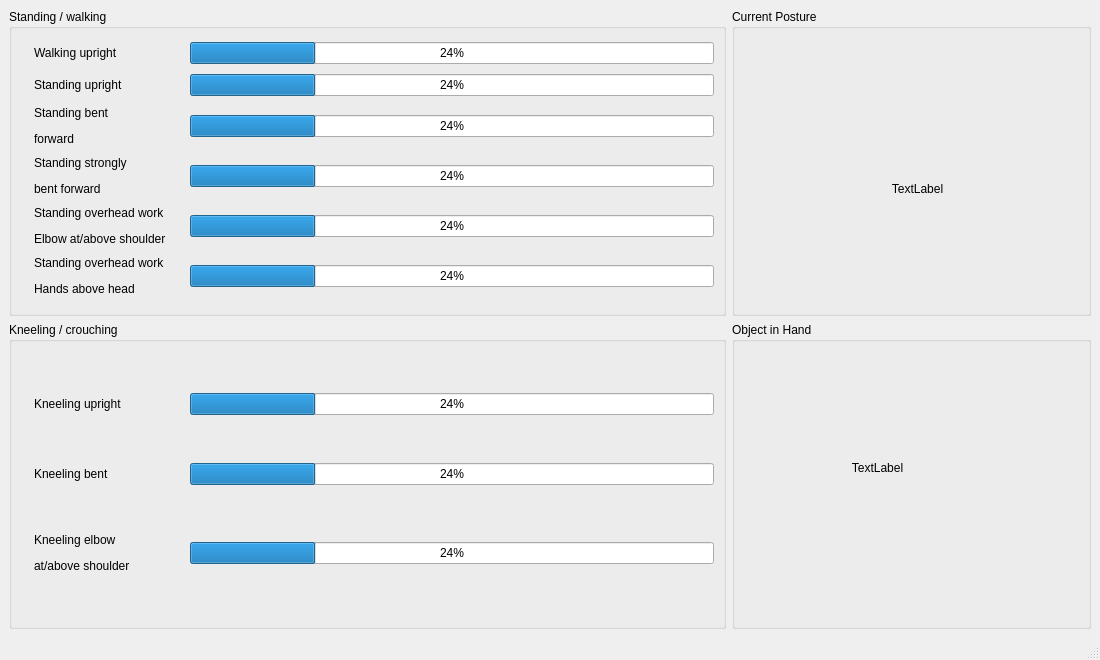
First picture: the form in visualisation/src/qt/andy_reco.ui, repository inria-larsen/activity-recognition-prediction-wearable, before the edit.
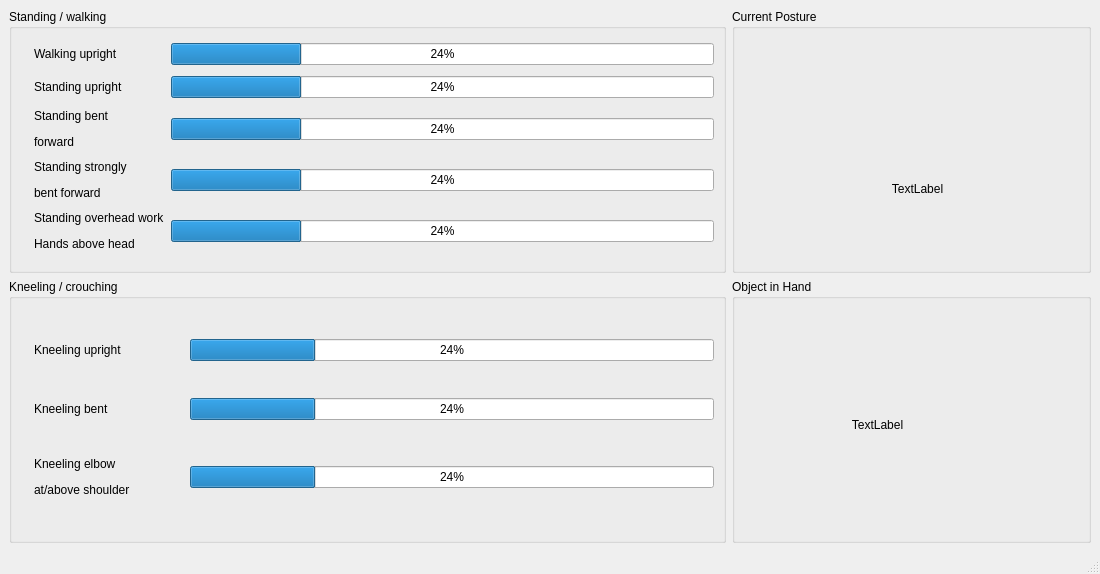
Second picture: the form after the edit. Icons and pictures are not drawn.

Commit message: demo_andy ready with a HMM model for object detection

The edit to the form file:
```diff
--- a/visualisation/src/qt/andy_reco.ui
+++ b/visualisation/src/qt/andy_reco.ui
@@ -7,7 +7,7 @@
     <x>0</x>
     <y>0</y>
     <width>1100</width>
-    <height>660</height>
+    <height>574</height>
    </rect>
   </property>
   <property name="sizePolicy">
@@ -54,8 +54,6 @@
         <set>Qt::AlignCenter</set>
        </property>
       </widget>
-      <zorder>current_activity_image</zorder>
-      <zorder>current_activity_image</zorder>
      </widget>
     </item>
     <item row="0" column="0" colspan="2">
@@ -98,16 +96,6 @@
          </property>
         </widget>
        </item>
-       <item row="4" column="0">
-        <widget class="QLabel" name="label_9">
-         <property name="text">
-          <string/>
-         </property>
-         <property name="pixmap">
-          <pixmap>../../app/figs/standing5.png</pixmap>
-         </property>
-        </widget>
-       </item>
        <item row="0" column="0">
         <widget class="QLabel" name="label_3">
          <property name="text">
@@ -118,6 +106,13 @@
          </property>
         </widget>
        </item>
+       <item row="2" column="2">
+        <widget class="QProgressBar" name="standing_bent_forward">
+         <property name="value">
+          <number>24</number>
+         </property>
+        </widget>
+       </item>
        <item row="1" column="0">
         <widget class="QLabel" name="label_2">
          <property name="text">
@@ -138,20 +133,6 @@
          </property>
         </widget>
        </item>
-       <item row="2" column="2">
-        <widget class="QProgressBar" name="standing_bent_forward">
-         <property name="value">
-          <number>24</number>
-         </property>
-        </widget>
-       </item>
-       <item row="2" column="1">
-        <widget class="QLabel" name="label_6">
-         <property name="text">
-          <string>&lt;html&gt;&lt;head/&gt;&lt;body&gt;&lt;p&gt;Standing bent&lt;/p&gt;&lt;p&gt;forward&lt;/p&gt;&lt;/body&gt;&lt;/html&gt;</string>
-         </property>
-        </widget>
-       </item>
        <item row="0" column="2">
         <widget class="QProgressBar" name="walking_upright">
          <property name="value">
@@ -169,29 +150,10 @@
          </property>
         </widget>
        </item>
-       <item row="4" column="1">
-        <widget class="QLabel" name="label_10">
-         <property name="sizePolicy">
-          <sizepolicy hsizetype="Fixed" vsizetype="Preferred">
-           <horstretch>0</horstretch>
-           <verstretch>0</verstretch>
-          </sizepolicy>
-         </property>
-         <property name="minimumSize">
-          <size>
-           <width>150</width>
-           <height>0</height>
-          </size>
-         </property>
+       <item row="2" column="1">
+        <widget class="QLabel" name="label_6">
          <property name="text">
-          <string>&lt;html&gt;&lt;head/&gt;&lt;body&gt;&lt;p&gt;Standing overhead work&lt;/p&gt;&lt;p&gt;Elbow at/above shoulder&lt;/p&gt;&lt;/body&gt;&lt;/html&gt;</string>
-         </property>
-        </widget>
-       </item>
-       <item row="4" column="2">
-        <widget class="QProgressBar" name="standing_overhead_elbow">
-         <property name="value">
-          <number>24</number>
+          <string>&lt;html&gt;&lt;head/&gt;&lt;body&gt;&lt;p&gt;Standing bent&lt;/p&gt;&lt;p&gt;forward&lt;/p&gt;&lt;/body&gt;&lt;/html&gt;</string>
          </property>
         </widget>
        </item>
@@ -205,7 +167,14 @@
          </property>
         </widget>
        </item>
-       <item row="5" column="0">
+       <item row="4" column="2">
+        <widget class="QProgressBar" name="standing_overhead_hands">
+         <property name="value">
+          <number>24</number>
+         </property>
+        </widget>
+       </item>
+       <item row="4" column="0">
         <widget class="QLabel" name="label_11">
          <property name="text">
           <string/>
@@ -215,20 +184,13 @@
          </property>
         </widget>
        </item>
-       <item row="5" column="1">
+       <item row="4" column="1">
         <widget class="QLabel" name="label_12">
          <property name="text">
           <string>&lt;html&gt;&lt;head/&gt;&lt;body&gt;&lt;p&gt;Standing overhead work&lt;/p&gt;&lt;p&gt;Hands above head&lt;/p&gt;&lt;/body&gt;&lt;/html&gt;</string>
          </property>
         </widget>
        </item>
-       <item row="5" column="2">
-        <widget class="QProgressBar" name="standing_overhead_hands">
-         <property name="value">
-          <number>24</number>
-         </property>
-        </widget>
-       </item>
       </layout>
      </widget>
     </item>
```
The commit also changes 28 other files.
